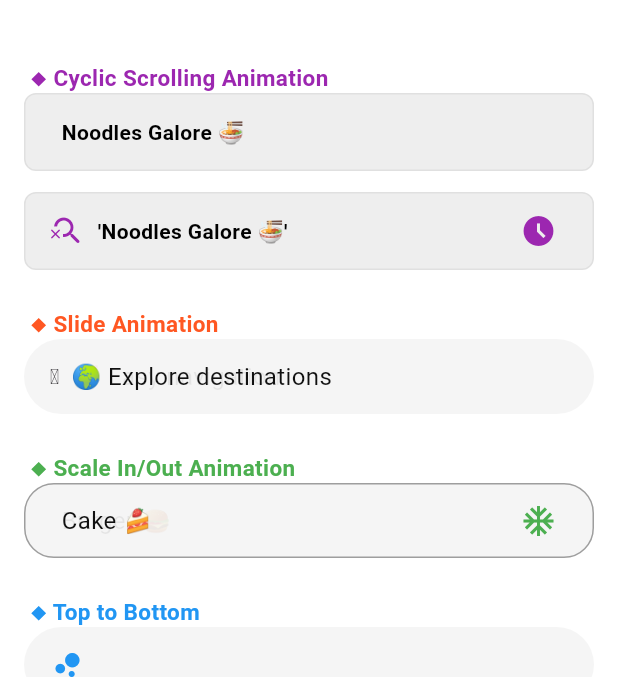
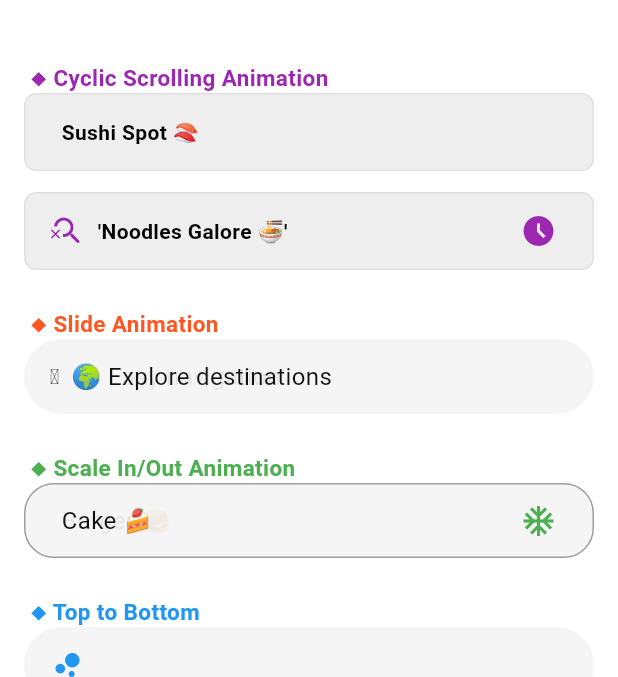
Before and after one commit to nancyflutter/animated_custom_hint_textfield, a Flutter app: the screen it shows after launch, on a phone screen of 412 x 824 dp, the part 84-761 px from its top. Run offline on Flutter 3.47's test engine with Material 3 defaults, Android fonts, the phone set to English and light mode, and no system bars.

Commit message:
ui changes done

```diff
--- a/example/lib/main.dart
+++ b/example/lib/main.dart
@@ -40,7 +40,7 @@ class HomeScreen extends StatelessWidget {
       ),
       body: GestureDetector(
         onTap: () {
-          FocusManager().primaryFocus?.unfocus();
+          FocusManager.instance.primaryFocus?.unfocus();
         },
         child: Padding(
           padding: const EdgeInsets.all(16.0),
@@ -60,12 +60,12 @@ class HomeScreen extends StatelessWidget {
                   staticSearchText: "Search food...",
                   hintStyleForStatic: TextStyle(color: Colors.grey, fontSize: 14),
                   hints: [
-                    "Burger Delights 🍔",
-                    "Pizza Heaven 🍕",
-                    "Sweet Treats 🍰",
-                    "Noodles Galore 🍜",
-                    "Taco Time 🌯",
-                    "Fries Galore 🍟",
+                    "Sizzling Steaks 🥩",
+                    "Pasta Paradise 🍝",
+                    "Dessert Dreams 🍨",
+                    "Sushi Spot 🍣",
+                    "Wrap Wonders 🌯",
+                    "Beverage Bliss 🥤",
                   ],
                   hintStyleForAnimatedHint: TextStyle(fontSize: 14, color: Colors.black, fontWeight: FontWeight.bold),
                 ),
@@ -287,12 +287,12 @@ class HintAnimationScreen extends StatelessWidget {
                 ),
                 const CircularAnimatedHintTextField(
                   hints: [
-                    "Burger Delights 🍔",
-                    "Pizza Heaven 🍕",
-                    "Sweet Treats 🍰",
-                    "Noodles Galore 🍜",
-                    "Taco Time 🌯",
-                    "Fries Galore 🍟",
+                    "Sizzling Steaks 🥩",
+                    "Pasta Paradise 🍝",
+                    "Dessert Dreams 🍨",
+                    "Sushi Spot 🍣",
+                    "Wrap Wonders 🌯",
+                    "Beverage Bliss 🥤",
                   ],
                   hintStyleForAnimatedHint: TextStyle(fontSize: 14, color: Colors.black, fontWeight: FontWeight.bold),
                   animateEntireHint: true,
@@ -306,7 +306,7 @@ class HintAnimationScreen extends StatelessWidget {
                     "'Pizza Heaven 🍕'",
                     "'Sweet Treats 🍰'",
                     "'Noodles Galore 🍜'",
-                    "'Taco Time 🌯'",
+                    "'Taco Time 🥙'",
                     "'Fries Galore 🍟'",
                   ],
                   hintStyleForAnimatedHint: TextStyle(fontSize: 14, color: Colors.black, fontWeight: FontWeight.bold),
```
